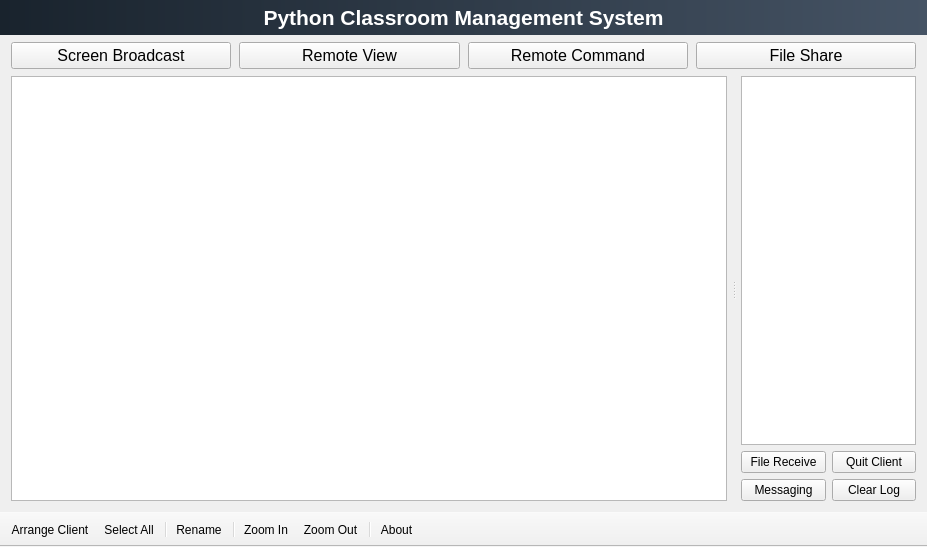
The window that Console/UI/DashboardUI.ui (yang-zhongtian/PYCM) describes before a commit, drawn with Qt 5.
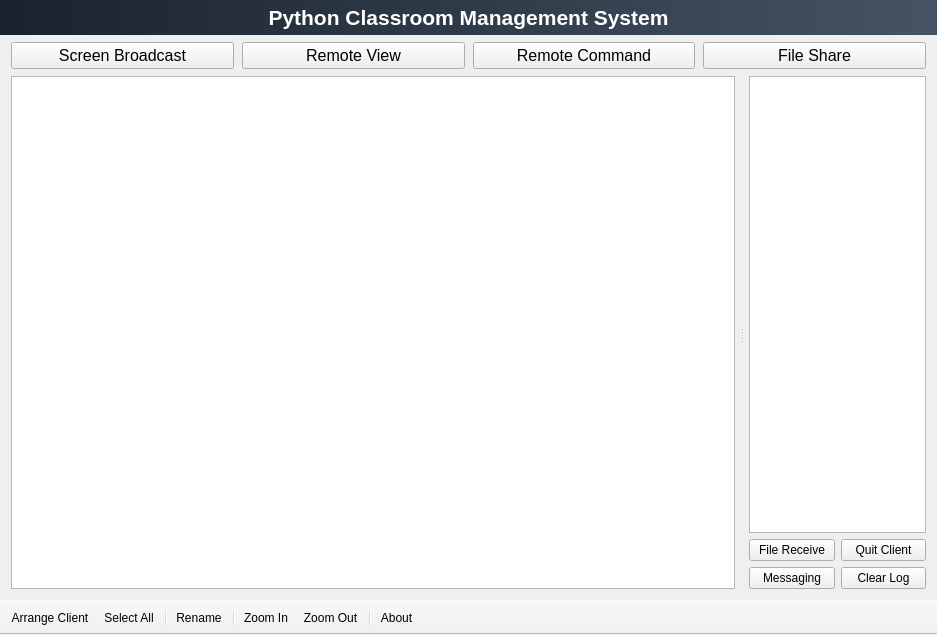
The same window after the commit. Icons and pictures are not drawn.

Patch:
```diff
--- a/Console/UI/DashboardUI.ui
+++ b/Console/UI/DashboardUI.ui
@@ -6,8 +6,8 @@
    <rect>
     <x>0</x>
     <y>0</y>
-    <width>927</width>
-    <height>547</height>
+    <width>937</width>
+    <height>635</height>
    </rect>
   </property>
   <property name="windowTitle">
```
Left out of the diff: 6 changed lines with no effect on the pictures.
